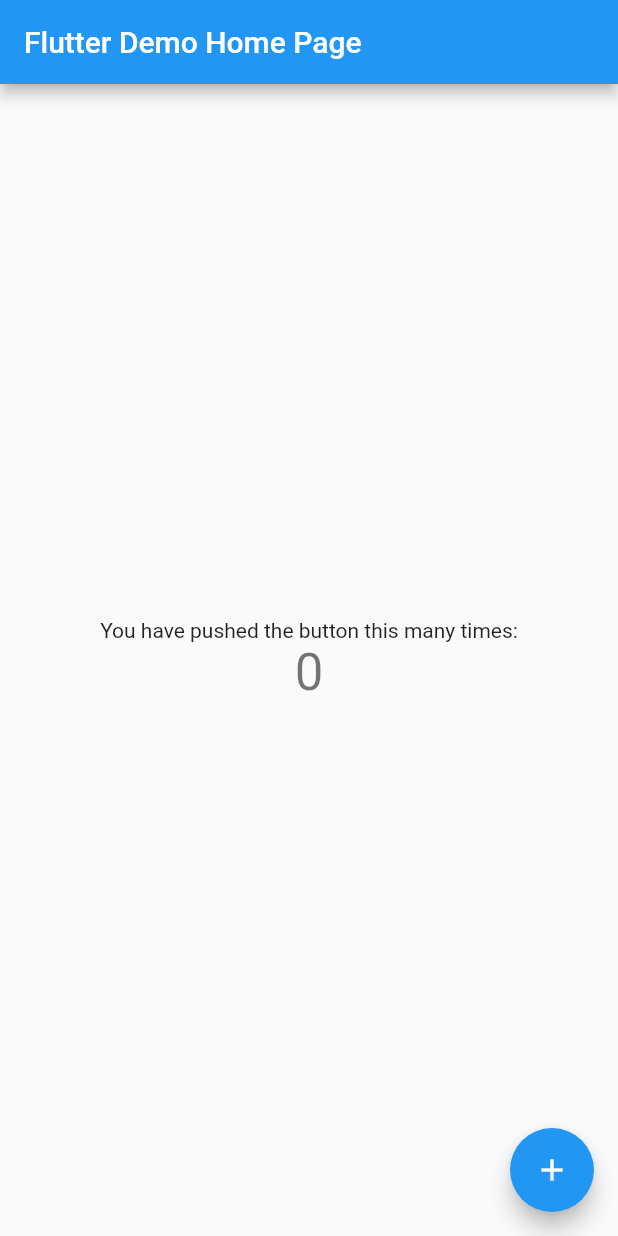
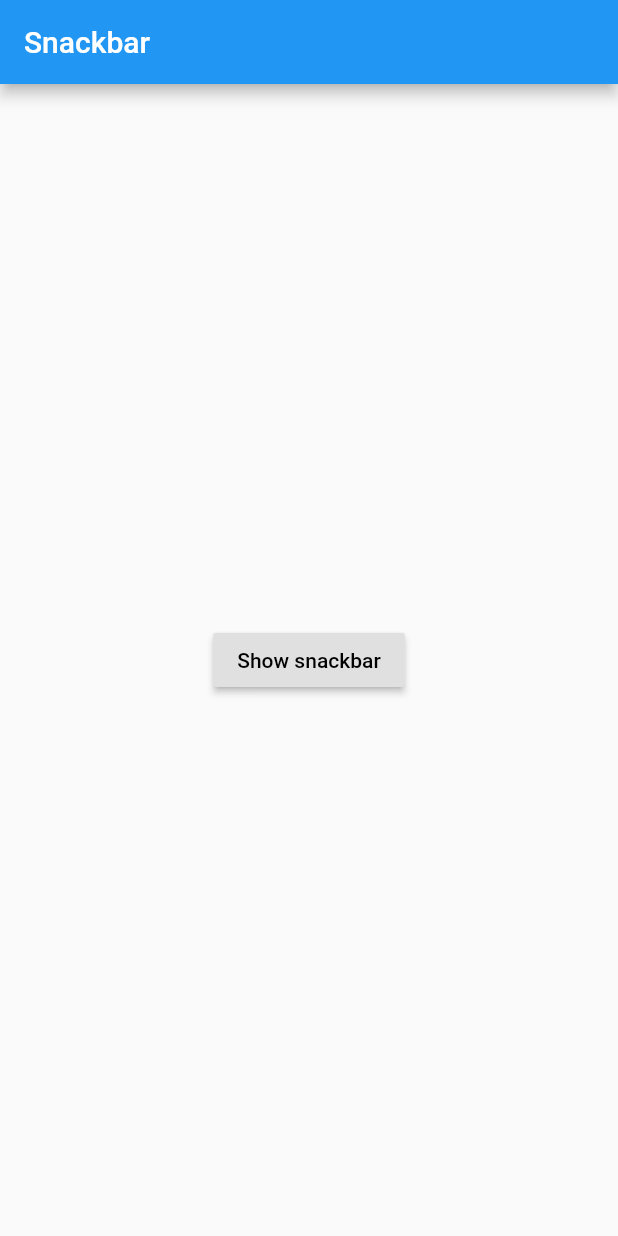
Before and after one commit to aravinfaf/GetX, a Flutter app: the screen it shows after launch, on a phone screen of 412 x 824 dp. Run offline on Flutter 3.47's test engine with Material 2 defaults, Android fonts, the phone set to English and light mode, and no system bars; our stand-ins replace get.

Commit message:
Snackbar

```diff
--- a/lib/main.dart
+++ b/lib/main.dart
@@ -1,115 +1,22 @@
 import 'package:flutter/material.dart';
+import 'package:getx/snackbar.dart';
+import 'package:get/get.dart';
 
-void main() {
-  runApp(const MyApp());
+void main() async {
+  runApp(MyApp());
 }
 
 class MyApp extends StatelessWidget {
-  const MyApp({Key? key}) : super(key: key);
-
   // This widget is the root of your application.
   @override
   Widget build(BuildContext context) {
-    return MaterialApp(
+    return GetMaterialApp(
+      debugShowCheckedModeBanner: false,
       title: 'Flutter Demo',
       theme: ThemeData(
-        // This is the theme of your application.
-        //
-        // Try running your application with "flutter run". You'll see the
-        // application has a blue toolbar. Then, without quitting the app, try
-        // changing the primarySwatch below to Colors.green and then invoke
-        // "hot reload" (press "r" in the console where you ran "flutter run",
-        // or simply save your changes to "hot reload" in a Flutter IDE).
-        // Notice that the counter didn't reset back to zero; the application
-        // is not restarted.
         primarySwatch: Colors.blue,
       ),
-      home: const MyHomePage(title: 'Flutter Demo Home Page'),
+      home: SnackBarWidget(),
     );
   }
 }
-
-class MyHomePage extends StatefulWidget {
-  const MyHomePage({Key? key, required this.title}) : super(key: key);
-
-  // This widget is the home page of your application. It is stateful, meaning
-  // that it has a State object (defined below) that contains fields that affect
-  // how it looks.
-
-  // This class is the configuration for the state. It holds the values (in this
-  // case the title) provided by the parent (in this case the App widget) and
-  // used by the build method of the State. Fields in a Widget subclass are
-  // always marked "final".
-
-  final String title;
-
-  @override
-  State<MyHomePage> createState() => _MyHomePageState();
-}
-
-class _MyHomePageState extends State<MyHomePage> {
-  int _counter = 0;
-
-  void _incrementCounter() {
-    setState(() {
-      // This call to setState tells the Flutter framework that something has
-      // changed in this State, which causes it to rerun the build method below
-      // so that the display can reflect the updated values. If we changed
-      // _counter without calling setState(), then the build method would not be
-      // called again, and so nothing would appear to happen.
-      _counter++;
-    });
-  }
-
-  @override
-  Widget build(BuildContext context) {
-    // This method is rerun every time setState is called, for instance as done
-    // by the _incrementCounter method above.
-    //
-    // The Flutter framework has been optimized to make rerunning build methods
-    // fast, so that you can just rebuild anything that needs updating rather
-    // than having to individually change instances of widgets.
-    return Scaffold(
-      appBar: AppBar(
-        // Here we take the value from the MyHomePage object that was created by
-        // the App.build method, and use it to set our appbar title.
-        title: Text(widget.title),
-      ),
-      body: Center(
-        // Center is a layout widget. It takes a single child and positions it
-        // in the middle of the parent.
-        child: Column(
-          // Column is also a layout widget. It takes a list of children and
-          // arranges them vertically. By default, it sizes itself to fit its
-          // children horizontally, and tries to be as tall as its parent.
-          //
-          // Invoke "debug painting" (press "p" in the console, choose the
-          // "Toggle Debug Paint" action from the Flutter Inspector in Android
-          // Studio, or the "Toggle Debug Paint" command in Visual Studio Code)
-          // to see the wireframe for each widget.
-          //
-          // Column has various properties to control how it sizes itself and
-          // how it positions its children. Here we use mainAxisAlignment to
-          // center the children vertically; the main axis here is the vertical
-          // axis because Columns are vertical (the cross axis would be
-          // horizontal).
-          mainAxisAlignment: MainAxisAlignment.center,
-          children: <Widget>[
-            const Text(
-              'You have pushed the button this many times:',
-            ),
-            Text(
-              '$_counter',
-              style: Theme.of(context).textTheme.headline4,
-            ),
-          ],
-        ),
-      ),
-      floatingActionButton: FloatingActionButton(
-        onPressed: _incrementCounter,
-        tooltip: 'Increment',
-        child: const Icon(Icons.add),
-      ), // This trailing comma makes auto-formatting nicer for build methods.
-    );
-  }
-}
--- /dev/null
+++ b/lib/snackbar.dart
@@ -0,0 +1,59 @@
+import 'package:flutter/material.dart';
+import 'package:get/get.dart';
+
+class SnackBarWidget extends StatefulWidget {
+  @override
+  _SnackBarWidgetState createState() => _SnackBarWidgetState();
+}
+
+class _SnackBarWidgetState extends State<SnackBarWidget> {
+  @override
+  Widget build(BuildContext context) {
+    return Scaffold(
+      appBar: AppBar(
+        title: Text("Snackbar"),
+      ),
+      body: Center(
+        child: Column(
+          mainAxisAlignment: MainAxisAlignment.center,
+          crossAxisAlignment: CrossAxisAlignment.center,
+          children: [
+            RaisedButton(
+              onPressed: () {
+                Get.snackbar(
+                  "Snackbar Title", "Snackbar description",
+                  snackPosition: SnackPosition.BOTTOM,
+                  isDismissible: true,
+                  //Overrides
+                  messageText: Text("Description"),
+                  titleText: Text("Title"),
+                  //animationDuration: Duration(milliseconds: 5),
+                  borderRadius: 5,
+                  borderColor: Colors.black,
+                  borderWidth: 2,
+                  icon: Icon(
+                    Icons.send_outlined,
+                    color: Colors.grey,
+                  ),
+                  mainButton: TextButton(
+                      onPressed: () {
+                        print("on pressed");
+                      },
+                      child: Text("Retry")),
+                  showProgressIndicator: true,
+                  // userInputForm: Form(
+                  //     child: Row(
+                  //   children: [TextField()],
+                  // )
+                  // )
+                );
+              },
+              textColor: Colors.black,
+              child: Text("Show snackbar"),
+            )
+          ],
+        ),
+      ),
+    );
+  }
+}
--- a/pubspec.yaml
+++ b/pubspec.yaml
@@ -45,7 +45,7 @@ dev_dependencies:
   # package. See that file for information about deactivating specific lint
   # rules and activating additional ones.
   flutter_lints: ^1.0.0
-
+  get: 4.5.1
 # For information on the generic Dart part of this file, see the
 # following page: https://dart.dev/tools/pub/pubspec
 
```
Also changed, not shown: pubspec.lock, 1 other file.
